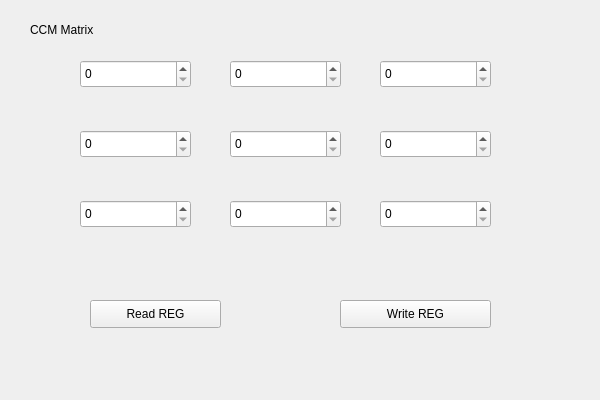
Qt form Link_tab/ccm_tab.ui (HuJingwen1211/MCISP) before a commit.
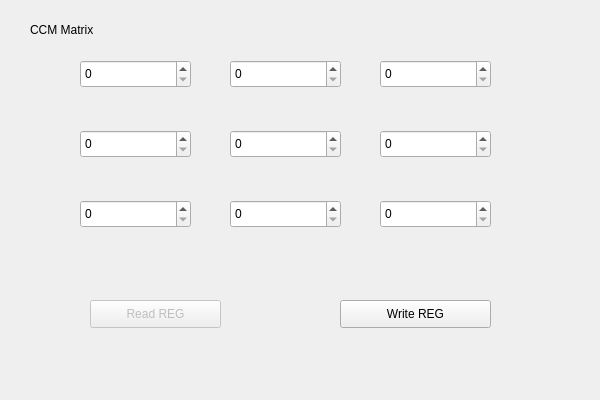
The same form after that commit.

```diff
--- a/Link_tab/ccm_tab.ui
+++ b/Link_tab/ccm_tab.ui
@@ -117,6 +117,9 @@
    </property>
   </widget>
   <widget class="QPushButton" name="ccm_read_btn">
+   <property name="enabled">
+    <bool>false</bool>
+   </property>
    <property name="geometry">
     <rect>
      <x>90</x>
```
